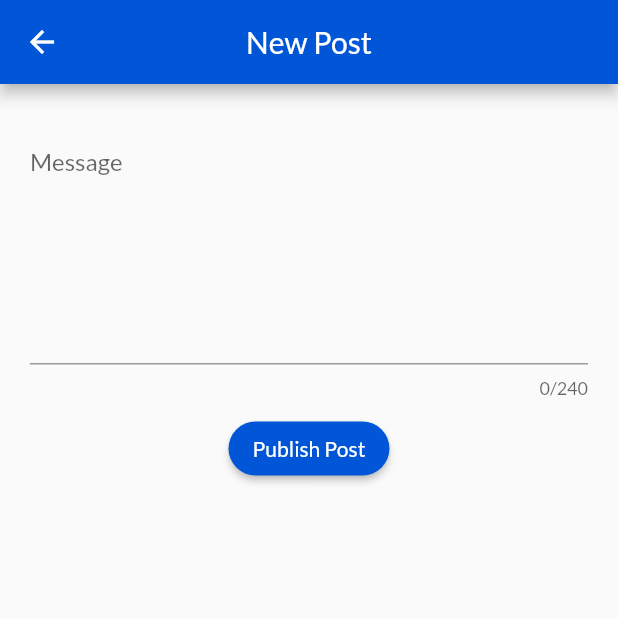
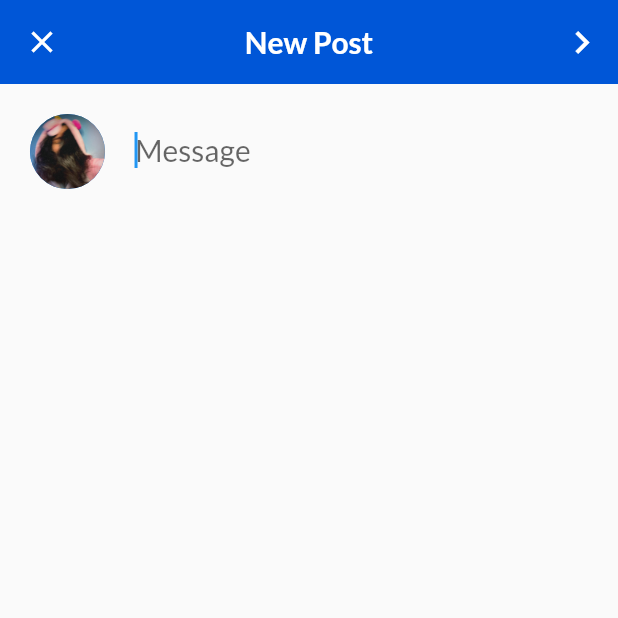
Before and after one commit to riaacordero/OOP-Module-3-Exam, a Flutter app: the CreatePostScreen screen opened directly, on a phone screen of 412 x 824 dp, the top half of it. Run offline on Flutter 3.47's test engine with Material 2 defaults, Android fonts, the phone set to English and light mode, and no system bars; our stand-ins replace flutter_svg.

Commit message:
Updated new post screen

```diff
--- a/lib/screens/new_post_screen.dart
+++ b/lib/screens/new_post_screen.dart
@@ -11,55 +11,81 @@ class CreatePostScreen extends StatefulWidget {
 
 class _CreatePostScreenState extends State<CreatePostScreen> {
   String _postMessage = "";
-  bool _loading = false;
 
   @override
   Widget build(BuildContext context) {
     return Scaffold(
       appBar: AppBar(
+        leading: const CloseButton(),
         backgroundColor: const Color(0xFF0056D7),
         centerTitle: true,
-          title: const Text("New Post")),
-      body: Padding(
-        padding: const EdgeInsets.all(20.0),
-        child: Column(
-          children: [
-            const Padding(padding: EdgeInsets.symmetric(vertical: 5)),
-            TextField(
-              maxLength: 240,
-              maxLines: 7,
-              decoration: const InputDecoration(
-                hintText: "Message",
+        elevation: 0,
+        title: const Text("New Post",
+          style: TextStyle(fontWeight: FontWeight.bold)
         ),
-              onChanged: (value) {
-                _postMessage = value;
-              },
-            ),
-            const Padding(padding: EdgeInsets.symmetric(vertical: 5)),
-            ElevatedButton(
+        actions: [
+          IconButton(
             onPressed: () async {
+              if (_postMessage.isNotEmpty) {
                 setState(() {
-                  _loading = true;
+                  posts.add(
+                    Post(
+                      user: currentUser,
+                      message: _postMessage,
+                      timePosted: DateTime.now()
+                    )
+                  );
                 });
-                if (_postMessage != null && _postMessage.isNotEmpty) {
-                  // Post newPost = Post(user: currentUser, _postMessage);
                 Navigator.pop(context);
-                  setState(() {
-                    _loading = false;
-                  });
               } else {
                 ScaffoldMessenger.of(context).showSnackBar(
                     const SnackBar(content: Text('Please type something!')));
               }
             },
-              child: const Text("Publish Post"),
-              style: ElevatedButton.styleFrom(
-                  primary: const Color(0xFF0056D7),
-                  shape: const StadiumBorder()),
+            icon: const Icon(Icons.chevron_right, size: 30)
+          )
+        ],
+      ),
+      body: Padding(
+        padding: const EdgeInsets.all(20),
+        child: SizedBox(
+          height: double.infinity,
+          child: Row(
+            crossAxisAlignment: CrossAxisAlignment.start,
+            children: [
+              SizedBox(
+                width: 50,
+                height: 50,
+                child: CircleAvatar(
+                  backgroundImage: currentUser.profilePicture.image,
+                ),
+              ),
+              const SizedBox(width: 20),
+              Expanded(
+                child: TextField(
+                  autofocus: true,
+                  maxLength: 240,
+                  maxLines: 999999,
+                  decoration: const InputDecoration(
+                    border: InputBorder.none,
+                    hintText: "Message",
+                    counterText: ""
+                  ),
+                  style: const TextStyle(
+                    fontSize: 20
+                  ),
+                  onChanged: (value) {
+                    setState(() => _postMessage = value);
+                  },
+                ),
               )
             ],
           ),
         ),
+      ),
+      floatingActionButton: CircularProgressIndicator(
+        value: _postMessage.length / 240,
+      ),
     );
   }
 }
```
Lines whose indentation alone changed are shown as unchanged.
